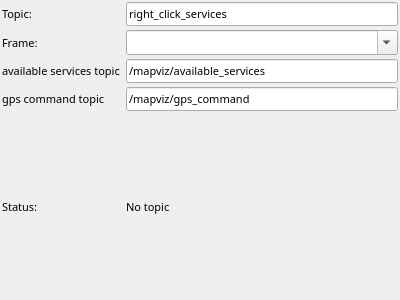
swri-robotics/mapviz, file mapviz_plugins/ui/right_click_services_config.ui: the form before one commit.
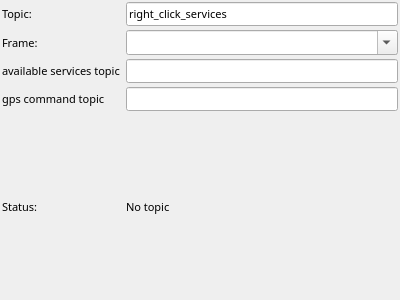
The form after the commit.

Commit message: changed text fields to empty right click services

Patch:
```diff
--- a/mapviz_plugins/ui/right_click_services_config.ui
+++ b/mapviz_plugins/ui/right_click_services_config.ui
@@ -144,7 +144,7 @@
       </font>
      </property>
      <property name="text">
-      <string>/mapviz/gps_command</string>
+      <string/>
      </property>
     </widget>
    </item>
@@ -157,7 +157,7 @@
       </font>
      </property>
      <property name="text">
-      <string>/mapviz/available_services</string>
+      <string/>
      </property>
     </widget>
    </item>
```
